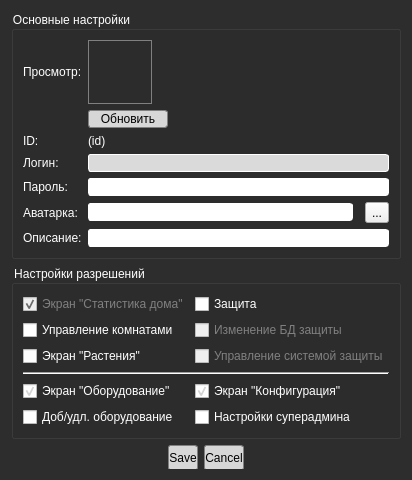
Qt form AsQammDekstopConrol/userEdit.ui (StarterCraft/Hyrex_AsQamm) before a commit.
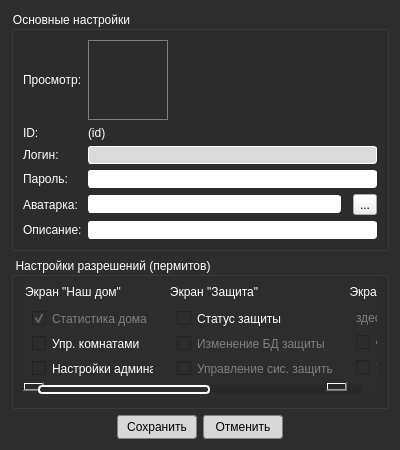
The same form after that commit. Icons and pictures are not drawn.

Patch:
```diff
--- a/AsQammDekstopConrol/userEdit.ui
+++ b/AsQammDekstopConrol/userEdit.ui
@@ -6,8 +6,8 @@
    <rect>
     <x>0</x>
     <y>0</y>
-    <width>401</width>
-    <height>479</height>
+    <width>400</width>
+    <height>450</height>
    </rect>
   </property>
   <property name="windowTitle">
@@ -24,6 +24,7 @@
 QCheckBox, QLabel { font: 9pt &quot;Segoe UI Semilight&quot;; color: white; }
 QCheckBox:disabled { color: gray; }
 
+/*  QScrollBar::vertical */
 
  QScrollBar:vertical
  {
@@ -97,6 +98,71 @@
      background: none;
  }
 
+/*  QScrollBar::horizontal */
+QScrollBar:horizontal
+ {
+     height: 15px;
+     margin: 3px 15px 3px 15px;
+     border: 1px transparent #2A2929;
+     background-color: #2A2929;    
+ }
+
+ QScrollBar::handle:horizontal
+ {
+     background-color: rgb(45, 45, 45);      
+     min-width: 5px;
+     border: 2px solid white;
+     border-radius: 4px;
+ }
+
+ QScrollBar::add-line:horizontal
+ {
+     margin: 0px 3px 0px 3px;
+     border-image: url(./images/right_arrow_disabled.png);       
+     width: 10px;
+     height: 10px;
+     subcontrol-position: right;
+     subcontrol-origin: margin;
+ }
+
+ QScrollBar::sub-line:horizontal
+ {
+     margin: 0px 3px 0px 3px;
+     border-image: url(./images/left_arrow_disabled.png);        
+     height: 10px;
+     width: 10px;
+     subcontrol-position: left;
+     subcontrol-origin: margin;
+ }
+
+ QScrollBar::add-line:horizontal:hover,QScrollBar::add-line:horizontal:on
+ {
+     border-image: url(./images/right_arrow.png);               
+     height: 10px;
+     width: 10px;
+     subcontrol-position: right;
+     subcontrol-origin: margin;
+ }
+
+ QScrollBar::sub-line:horizontal:hover, QScrollBar::sub-line:horizontal:on
+ {
+     border-image: url(./images/left_arrow.png);               
+     height: 10px;
+     width: 10px;
+     subcontrol-position: left;
+     subcontrol-origin: margin;
+ }
+
+ QScrollBar::up-arrow:horizontal, QScrollBar::down-arrow:horizontal
+ {
+     background: none;
+ }
+
+ QScrollBar::add-page:horizontal, QScrollBar::sub-page:horizontal
+ {
+     background: none;
+ }
+
 
 QComboBox {
 	color: black;
@@ -211,93 +277,113 @@
       <string>Основные настройки</string>
      </property>
      <layout class="QGridLayout" name="gridLayout">
-      <item row="2" column="1" colspan="3">
+      <item row="1" column="1" colspan="3">
        <widget class="QLabel" name="lbl_EuID">
         <property name="text">
          <string>(id)</string>
         </property>
        </widget>
       </item>
-      <item row="0" column="1">
-       <widget class="QLabel" name="gfv_EuAvatarPrev">
-        <property name="sizePolicy">
-         <sizepolicy hsizetype="Maximum" vsizetype="Maximum">
-          <horstretch>0</horstretch>
-          <verstretch>0</verstretch>
-         </sizepolicy>
-        </property>
-        <property name="minimumSize">
-         <size>
-          <width>64</width>
-          <height>64</height>
-         </size>
-        </property>
-        <property name="maximumSize">
-         <size>
-          <width>64</width>
-          <height>64</height>
-         </size>
-        </property>
-        <property name="styleSheet">
-         <string notr="true">border: 1px solid grey;</string>
-        </property>
-        <property name="text">
-         <string/>
-        </property>
-        <property name="scaledContents">
-         <bool>true</bool>
-        </property>
-       </widget>
+      <item row="6" column="1" colspan="3">
+       <widget class="QLineEdit" name="lnI_EuDesc"/>
       </item>
-      <item row="7" column="0">
-       <widget class="QLabel" name="lbl_EuDescHint">
-        <property name="text">
-         <string>Описание:</string>
-        </property>
-       </widget>
+      <item row="5" column="1">
+       <widget class="QLineEdit" name="lnI_EuAvatarAddr"/>
       </item>
-      <item row="0" column="0">
-       <widget class="QLabel" name="lbl_EuAvatarPrevHint">
+      <item row="5" column="3">
+       <widget class="QToolButton" name="tlb_Browse">
         <property name="text">
-         <string>Просмотр:</string>
+         <string>...</string>
+        </property>
+        <property name="autoRaise">
+         <bool>false</bool>
+        </property>
+        <property name="arrowType">
+         <enum>Qt::NoArrow</enum>
         </property>
        </widget>
       </item>
       <item row="5" column="0">
+       <widget class="QLabel" name="lbl_EuAvatarHint">
+        <property name="text">
+         <string>Аватарка:</string>
+        </property>
+       </widget>
+      </item>
+      <item row="2" column="0">
+       <widget class="QLabel" name="lbl_EuLogin">
+        <property name="text">
+         <string>Логин:</string>
+        </property>
+       </widget>
+      </item>
+      <item row="4" column="0">
        <widget class="QLabel" name="lbl_EuPassword">
         <property name="text">
          <string>Пароль:</string>
         </property>
        </widget>
       </item>
-      <item row="5" column="1" colspan="3">
+      <item row="4" column="1" colspan="3">
        <widget class="QLineEdit" name="lnI_EuPassword">
         <property name="echoMode">
          <enum>QLineEdit::Password</enum>
         </property>
        </widget>
       </item>
-      <item row="7" column="1" colspan="3">
-       <widget class="QLineEdit" name="lnI_EuDesc"/>
+      <item row="0" column="1">
+       <widget class="QLabel" name="gfv_EuAvatarPrev">
+        <property name="sizePolicy">
+         <sizepolicy hsizetype="Maximum" vsizetype="Maximum">
+          <horstretch>0</horstretch>
+          <verstretch>0</verstretch>
+         </sizepolicy>
+        </property>
+        <property name="minimumSize">
+         <size>
+          <width>80</width>
+          <height>80</height>
+         </size>
+        </property>
+        <property name="maximumSize">
+         <size>
+          <width>80</width>
+          <height>80</height>
+         </size>
+        </property>
+        <property name="styleSheet">
+         <string notr="true">border: 1px solid grey;</string>
+        </property>
+        <property name="text">
+         <string/>
+        </property>
+        <property name="scaledContents">
+         <bool>true</bool>
+        </property>
+       </widget>
       </item>
-      <item row="6" column="1">
-       <widget class="QLineEdit" name="lnI_EuAvatarAddr"/>
+      <item row="6" column="0">
+       <widget class="QLabel" name="lbl_EuDescHint">
+        <property name="text">
+         <string>Описание:</string>
+        </property>
+       </widget>
       </item>
-      <item row="2" column="0">
+      <item row="1" column="0">
        <widget class="QLabel" name="lbl_EuIDHint">
         <property name="text">
          <string>ID:</string>
         </property>
        </widget>
       </item>
-      <item row="3" column="0">
-       <widget class="QLabel" name="lbl_EuLogin">
+      <item row="0" column="0">
+       <widget class="QLabel" name="lbl_EuAvatarPrevHint">
         <property name="text">
-         <string>Логин:</string>
+         <string>Просмотр:</string>
         </property>
        </widget>
       </item>
-      <item row="3" column="1" colspan="3">
+      <item row="2" column="1" colspan="3">
        <widget class="QLineEdit" name="lnI_EuLogin">
         <property name="enabled">
          <bool>true</bool>
@@ -313,195 +399,349 @@
         </property>
        </widget>
       </item>
-      <item row="6" column="3">
-       <widget class="QToolButton" name="tlb_Browse">
-        <property name="text">
-         <string>...</string>
-        </property>
-        <property name="autoRaise">
-         <bool>false</bool>
-        </property>
-        <property name="arrowType">
-         <enum>Qt::NoArrow</enum>
-        </property>
-       </widget>
-      </item>
-      <item row="6" column="0">
-       <widget class="QLabel" name="lbl_EuAvatarHint">
-        <property name="text">
-         <string>Аватарка:</string>
-        </property>
-       </widget>
-      </item>
-      <item row="1" column="1">
-       <widget class="QPushButton" name="btn_EuAvatarPrevRef">
-        <property name="sizePolicy">
-         <sizepolicy hsizetype="Maximum" vsizetype="Maximum">
-          <horstretch>0</horstretch>
-          <verstretch>0</verstretch>
-         </sizepolicy>
-        </property>
-        <property name="minimumSize">
-         <size>
-          <width>80</width>
-          <height>18</height>
-         </size>
-        </property>
-        <property name="maximumSize">
-         <size>
-          <width>64</width>
-          <height>18</height>
-         </size>
-        </property>
-        <property name="text">
-         <string>Обновить</string>
-        </property>
-       </widget>
-      </item>
      </layout>
     </widget>
    </item>
    <item>
     <widget class="QGroupBox" name="box_UserPermits">
-     <property name="title">
-      <string>Настройки разрешений</string>
-     </property>
-     <layout class="QGridLayout" name="gridLayout_2">
-      <item row="7" column="0">
-       <widget class="QCheckBox" name="cbb_UserPermit_4">
-        <property name="text">
-         <string>Экран &quot;Оборудование&quot;</string>
-        </property>
-        <property name="checked">
-         <bool>true</bool>
-        </property>
-       </widget>
-      </item>
-      <item row="1" column="0">
-       <widget class="QCheckBox" name="cbb_UserPermit_2">
-        <property name="text">
-         <string>Управление комнатами</string>
-        </property>
-       </widget>
-      </item>
-      <item row="0" column="1">
-       <widget class="QCheckBox" name="cbb_UserPermit_6">
-        <property name="text">
-         <string>Защита</string>
-        </property>
-       </widget>
-      </item>
-      <item row="1" column="1">
-       <widget class="QCheckBox" name="cbb_UserPermit_7">
-        <property name="enabled">
-         <bool>false</bool>
-        </property>
-        <property name="text">
-         <string>Изменение БД защиты</string>
-        </property>
-       </widget>
-      </item>
-      <item row="5" column="0" colspan="2">
-       <widget class="Line" name="line">
-        <property name="orientation">
-         <enum>Qt::Horizontal</enum>
-        </property>
-       </widget>
-      </item>
-      <item row="0" column="0">
-       <widget class="QCheckBox" name="cbb_UserPermit_1">
-        <property name="enabled">
-         <bool>false</bool>
-        </property>
-        <property name="toolTip">
-         <string>Отключить возможность открытия экрана статистики дома нельзя, так как это - базовая функциональность</string>
-        </property>
-        <property name="text">
-         <string>Экран &quot;Статистика дома&quot;</string>
-        </property>
-        <property name="checkable">
-         <bool>true</bool>
-        </property>
-        <property name="checked">
-         <bool>true</bool>
-        </property>
-       </widget>
-      </item>
-      <item row="4" column="0">
-       <widget class="QCheckBox" name="cbb_UserPermit_3">
-        <property name="text">
-         <string>Экран &quot;Растения&quot;</string>
-        </property>
-       </widget>
-      </item>
-      <item row="4" column="1">
-       <widget class="QCheckBox" name="cbb_UserPermit_8">
-        <property name="enabled">
-         <bool>false</bool>
-        </property>
-        <property name="text">
-         <string>Управление системой защиты</string>
-        </property>
-       </widget>
-      </item>
-      <item row="7" column="1">
-       <widget class="QCheckBox" name="cbb_UserPermit_9">
-        <property name="text">
-         <string>Экран &quot;Конфигурация&quot;</string>
-        </property>
-        <property name="checked">
-         <bool>true</bool>
-        </property>
-       </widget>
-      </item>
-      <item row="8" column="0">
-       <widget class="QCheckBox" name="cbb_UserPermit_5">
-        <property name="text">
-         <string>Доб/удл. оборудование</string>
-        </property>
-       </widget>
-      </item>
-      <item row="8" column="1">
-       <widget class="QCheckBox" name="cbb_UserPermit_10">
-        <property name="text">
-         <string>Настройки суперадмина</string>
-        </property>
-       </widget>
-      </item>
-     </layout>
-    </widget>
-   </item>
-   <item>
-    <widget class="QDialogButtonBox" name="btb_Buttons">
-     <property name="sizePolicy">
-      <sizepolicy hsizetype="Expanding" vsizetype="Maximum">
-       <horstretch>0</horstretch>
-       <verstretch>0</verstretch>
-      </sizepolicy>
-     </property>
-     <property name="maximumSize">
+     <property name="minimumSize">
       <size>
-       <width>16777215</width>
-       <height>32</height>
+       <width>137</width>
+       <height>117</height>
       </size>
      </property>
      <property name="styleSheet">
-      <string notr="true">min-height: 24px;</string>
+      <string notr="true">QGroupBox { min-height: 115px; min-width: 135px; }</string>
      </property>
-     <property name="locale">
-      <locale language="Russian" country="Russia"/>
+     <property name="title">
+      <string>Настройки разрешений (пермитов)</string>
      </property>
-     <property name="orientation">
-      <enum>Qt::Horizontal</enum>
-     </property>
-     <property name="standardButtons">
-      <set>QDialogButtonBox::Cancel|QDialogButtonBox::Save</set>
-     </property>
-     <property name="centerButtons">
-      <bool>true</bool>
-     </property>
+     <layout class="QHBoxLayout" name="horizontalLayout">
+      <property name="topMargin">
+       <number>0</number>
+      </property>
+      <property name="bottomMargin">
+       <number>9</number>
+      </property>
+      <item>
+       <widget class="QScrollArea" name="scrollArea">
+        <property name="styleSheet">
+         <string notr="true">background: rgb(45, 45, 45); border: 0px transparent;</string>
+        </property>
+        <property name="verticalScrollBarPolicy">
+         <enum>Qt::ScrollBarAlwaysOff</enum>
+        </property>
+        <property name="horizontalScrollBarPolicy">
+         <enum>Qt::ScrollBarAlwaysOn</enum>
+        </property>
+        <property name="widgetResizable">
+         <bool>false</bool>
+        </property>
+        <property name="alignment">
+         <set>Qt::AlignHCenter|Qt::AlignTop</set>
+        </property>
+        <widget class="QWidget" name="scrollAreaWidgetContents">
+         <property name="geometry">
+          <rect>
+           <x>-301</x>
+           <y>0</y>
+           <width>663</width>
+           <height>127</height>
+          </rect>
+         </property>
+         <layout class="QHBoxLayout" name="horizontalLayout_2">
+          <property name="leftMargin">
+           <number>0</number>
+          </property>
+          <property name="topMargin">
+           <number>6</number>
+          </property>
+          <property name="rightMargin">
+           <number>0</number>
+          </property>
+          <property name="bottomMargin">
+           <number>6</number>
+          </property>
+          <item>
+           <widget class="QGroupBox" name="box_HomeScreen">
+            <property name="sizePolicy">
+             <sizepolicy hsizetype="Preferred" vsizetype="Minimum">
+              <horstretch>0</horstretch>
+              <verstretch>0</verstretch>
+             </sizepolicy>
+            </property>
+            <property name="minimumSize">
+             <size>
+              <width>145</width>
+              <height>115</height>
+             </size>
+            </property>
+            <property name="title">
+             <string>Экран &quot;Наш дом&quot;</string>
+            </property>
+            <layout class="QVBoxLayout" name="verticalLayout_2">
+             <property name="topMargin">
+              <number>24</number>
+             </property>
+             <property name="bottomMargin">
+              <number>16</number>
+             </property>
+             <item>
+              <widget class="QCheckBox" name="ckb_UserPermit_HomeScr">
+               <property name="enabled">
+                <bool>false</bool>
+               </property>
+               <property name="text">
+                <string>Статистика дома</string>
+               </property>
+               <property name="checked">
+                <bool>true</bool>
+               </property>
+              </widget>
+             </item>
+             <item>
+              <widget class="QCheckBox" name="ckb_UserPermit_HomeRooms">
+               <property name="text">
+                <string>Упр. комнатами</string>
+               </property>
+              </widget>
+             </item>
+             <item>
+              <widget class="QCheckBox" name="ckb_UserPermit_HomeAsAdmin">
+               <property name="text">
+                <string>Настройки админа</string>
+               </property>
+              </widget>
+             </item>
+            </layout>
+           </widget>
+          </item>
+          <item>
+           <widget class="QGroupBox" name="box_DefnScreen">
+            <property name="minimumSize">
+             <size>
+              <width>170</width>
+              <height>115</height>
+             </size>
+            </property>
+            <property name="title">
+             <string>Экран &quot;Защита&quot;</string>
+            </property>
+            <layout class="QVBoxLayout" name="verticalLayout_3">
+             <property name="topMargin">
+              <number>24</number>
+             </property>
+             <property name="bottomMargin">
+              <number>16</number>
+             </property>
+             <item>
+              <widget class="QCheckBox" name="ckb_UserPermit_DefnScr">
+               <property name="text">
+                <string>Статус защиты</string>
+               </property>
+              </widget>
+             </item>
+             <item>
+              <widget class="QCheckBox" name="ckb_UserPermit_DefnDbEdit">
+               <property name="enabled">
+                <bool>false</bool>
+               </property>
+               <property name="text">
+                <string>Изменение БД защиты</string>
+               </property>
+              </widget>
+             </item>
+             <item>
+              <widget class="QCheckBox" name="ckb_UserPermit_DefnAsAdmin">
+               <property name="enabled">
+                <bool>false</bool>
+               </property>
+               <property name="text">
+                <string>Управление сис. защиты</string>
+               </property>
+              </widget>
+             </item>
+            </layout>
+           </widget>
+          </item>
+          <item>
+           <widget class="QGroupBox" name="box_PtsScreen">
+            <property name="minimumSize">
+             <size>
+              <width>165</width>
+              <height>115</height>
+             </size>
+            </property>
+            <property name="title">
+             <string>Экран &quot;Растения&quot;</string>
+            </property>
+            <layout class="QVBoxLayout" name="verticalLayout_4">
+             <property name="topMargin">
+              <number>24</number>
+             </property>
+             <property name="bottomMargin">
+              <number>16</number>
+             </property>
+             <item>
+              <widget class="QLabel" name="label">
+               <property name="sizePolicy">
+                <sizepolicy hsizetype="Preferred" vsizetype="Maximum">
+                 <horstretch>0</horstretch>
+                 <verstretch>0</verstretch>
+                </sizepolicy>
+               </property>
+               <property name="styleSheet">
+                <string notr="true">color: grey;</string>
+               </property>
+               <property name="text">
+                <string>здесь пусто =D</string>
+               </property>
+              </widget>
+             </item>
+             <item>
+              <widget class="QCheckBox" name="ckb_UserPermit_PtsScr">
+               <property name="text">
+                <string>Статус теплиц</string>
+               </property>
+              </widget>
+             </item>
+             <item>
+              <widget class="QCheckBox" name="ckb_UserPermit_PtsAsAdmin">
+               <property name="enabled">
+                <bool>false</bool>
+               </property>
+               <property name="text">
+                <string>Управление теплицами</string>
+               </property>
+              </widget>
+             </item>
+            </layout>
+           </widget>
+          </item>
+          <item>
+           <widget class="QGroupBox" name="box_Others">
+            <property name="minimumSize">
+             <size>
+              <width>165</width>
+              <height>115</height>
+             </size>
+            </property>
+            <property name="title">
+             <string>Прочие экраны</string>
+            </property>
+            <layout class="QVBoxLayout" name="verticalLayout_5">
+             <property name="topMargin">
+              <number>24</number>
+             </property>
+             <property name="bottomMargin">
+              <number>16</number>
+             </property>
+             <item>
+              <widget class="QCheckBox" name="ckb_UserPermit_HardwareScr">
+               <property name="text">
+                <string>Экран &quot;Оборудование&quot;</string>
+               </property>
+              </widget>
+             </item>
+             <item>
+              <widget class="QCheckBox" name="ckb_UserPermit_HardwareAsAdmin">
+               <property name="enabled">
+                <bool>false</bool>
+               </property>
+               <property name="text">
+                <string>Доб./удл. оборудование</string>
+               </property>
+              </widget>
+             </item>
+             <item>
+              <widget class="QCheckBox" name="ckb_UserPermit_CfgScr">
+               <property name="text">
+                <string>Экран &quot;Конфигурация&quot;</string>
+               </property>
+              </widget>
+             </item>
+             <item>
+              <widget class="QCheckBox" name="ckb_UserPermit_CfgAsAdmin">
+               <property name="enabled">
+                <bool>false</bool>
+               </property>
+               <property name="text">
+                <string>Конфигурация админа</string>
+               </property>
+              </widget>
+             </item>
+            </layout>
+           </widget>
+          </item>
+         </layout>
+        </widget>
+       </widget>
+      </item>
+     </layout>
     </widget>
    </item>
+   <item>
+    <layout class="QHBoxLayout" name="horizontalLayout_3">
+     <item>
+      <spacer name="horizontalSpacer">
+       <property name="orientation">
+        <enum>Qt::Horizontal</enum>
+       </property>
+       <property name="sizeType">
+        <enum>QSizePolicy::Expanding</enum>
+       </property>
+       <property name="sizeHint" stdset="0">
+        <size>
+         <width>90</width>
+         <height>20</height>
+        </size>
+       </property>
+      </spacer>
+     </item>
+     <item>
+      <widget class="QPushButton" name="btn_Accept">
+       <property name="minimumSize">
+        <size>
+         <width>80</width>
+         <height>24</height>
+        </size>
+       </property>
+       <property name="text">
+        <string>Сохранить</string>
+       </property>
+      </widget>
+     </item>
+     <item>
+      <widget class="QPushButton" name="btn_Decline">
+       <property name="minimumSize">
+        <size>
+         <width>80</width>
+         <height>24</height>
+        </size>
+       </property>
+       <property name="text">
+        <string>Отменить</string>
+       </property>
+      </widget>
+     </item>
+     <item>
+      <spacer name="horizontalSpacer_2">
+       <property name="orientation">
+        <enum>Qt::Horizontal</enum>
+       </property>
+       <property name="sizeType">
+        <enum>QSizePolicy::Expanding</enum>
+       </property>
+       <property name="sizeHint" stdset="0">
+        <size>
+         <width>90</width>
+         <height>20</height>
+        </size>
+       </property>
+      </spacer>
+     </item>
+    </layout>
+   </item>
   </layout>
  </widget>
  <tabstops>
```
Left out of the diff: 127 changed lines with no effect on the pictures.
